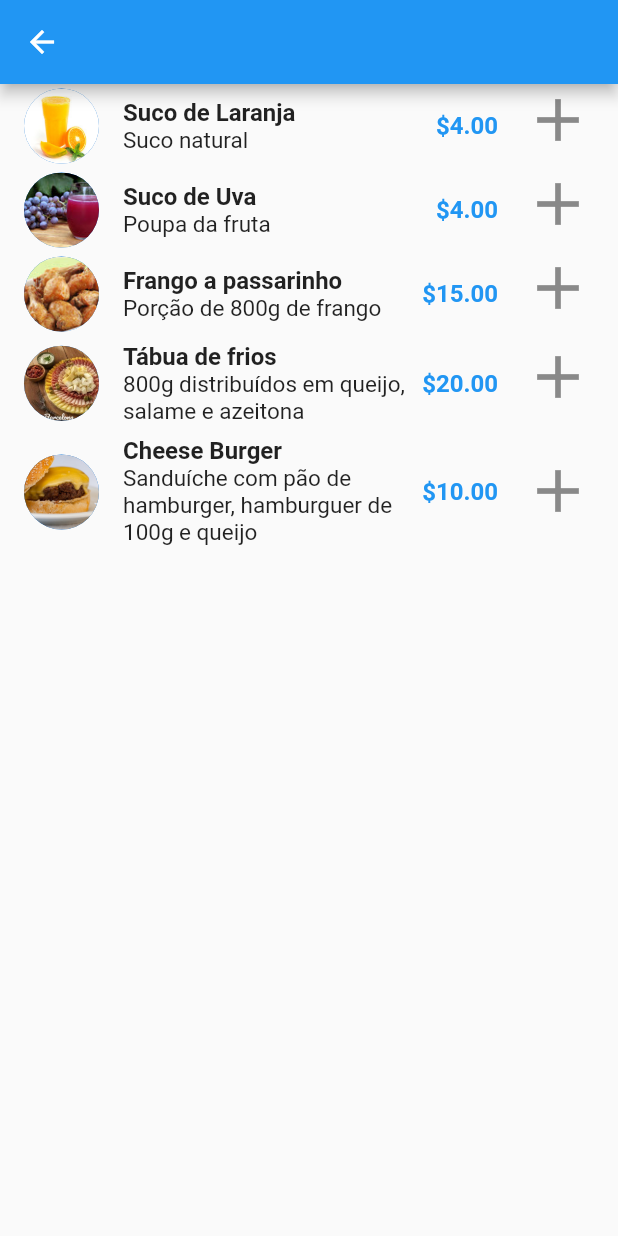
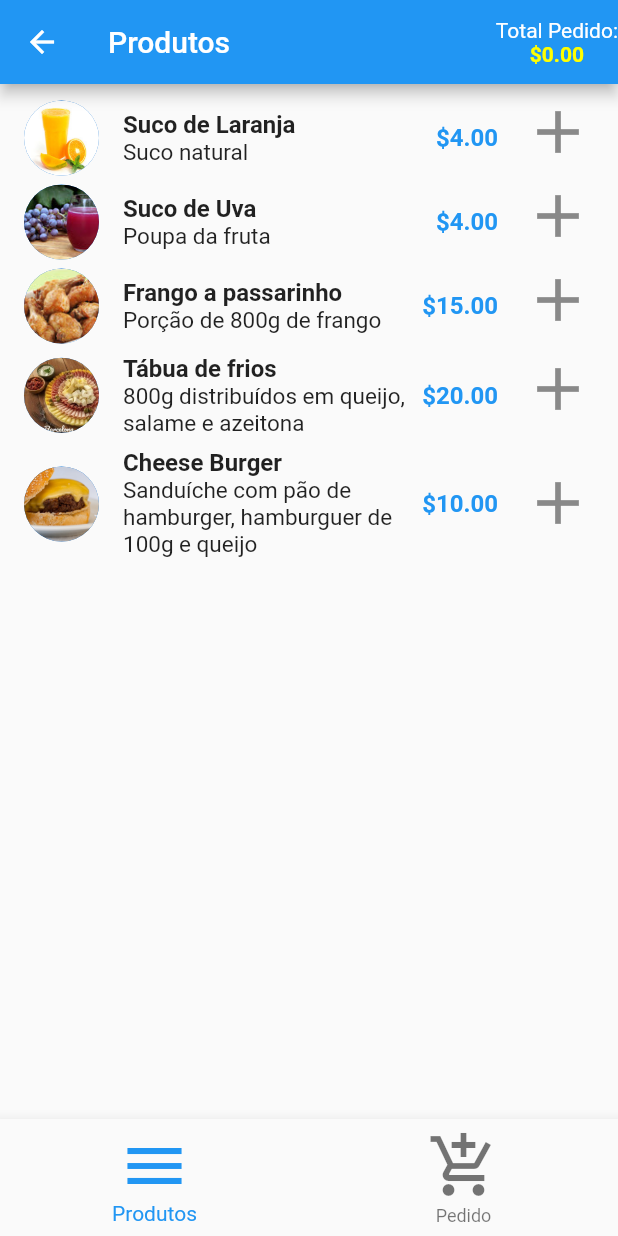
Before and after one commit to evertonfoz/cursosalura, a Flutter app: the HomePage screen opened directly, on a phone screen of 412 x 824 dp. Run offline on Flutter 3.47's test engine with Material 2 defaults, Android fonts, the phone set to English and light mode, and no system bars; our stand-ins replace flutter_mobx, get_it, mobx, numberpicker; generated files the repository leaves out were written again.

Commit message:
Iniciada página de produtos selecionados no App mobx04

```diff
--- a/mobx/mobx_04/lib/main.dart
+++ b/mobx/mobx_04/lib/main.dart
@@ -1,8 +1,11 @@
 import 'package:flutter/material.dart';
+import 'package:get_it/get_it.dart';
+import 'package:mobx04/presentation/pages/home/mobx/home_page_store.dart';
 
 import 'presentation/pages/login/login_page.dart';
 
 void main() {
+  GetIt.I.registerSingleton<HomePageStore>(HomePageStore());
   runApp(MyApp());
 }
 
@@ -11,6 +14,7 @@ class MyApp extends StatelessWidget {
   @override
   Widget build(BuildContext context) {
     return MaterialApp(
+      debugShowCheckedModeBanner: false,
       title: 'Flutter Demo',
       theme: ThemeData(
         primarySwatch: Colors.blue,
--- a/mobx/mobx_04/lib/presentation/pages/home/home_page.dart
+++ b/mobx/mobx_04/lib/presentation/pages/home/home_page.dart
@@ -1,20 +1,61 @@
 import 'package:flutter/cupertino.dart';
 import 'package:flutter/material.dart';
-import 'package:mobx04/data/datasources/produtos_datasource.dart';
-import 'package:mobx04/presentation/pages/home/widgets/listtile_para_produtos_widget.dart';
+import 'package:flutter_mobx/flutter_mobx.dart';
+import 'package:get_it/get_it.dart';
+import 'package:mobx04/presentation/pages/home/mobx/home_page_store.dart';
+import 'package:mobx04/presentation/pages/lista_de_produtos/listadeprodutos_page.dart';
+import 'package:mobx04/presentation/pages/pedido/pedido_page.dart';
 
 class HomePage extends StatelessWidget {
+  final HomePageStore _homePageStore = GetIt.instance.get<HomePageStore>();
+  final List<Widget> _paginas = [
+    ListaDeProdutosPage(),
+    PedidoPage(),
+  ];
   @override
   Widget build(BuildContext context) {
-    return Scaffold(
-      appBar: AppBar(),
-      body: ListView.builder(
-          itemCount: listaDeProdutos.length,
-          itemBuilder: (context, index) {
-            return ListTileParaProdutosWidget(
-              produtoModel: listaDeProdutos[index],
-            );
-          }),
-    );
+    return Observer(builder: (_) {
+      return Scaffold(
+        appBar: AppBar(
+          title: Text(_homePageStore.tituloHomePage),
+          actions: [
+            Column(
+              mainAxisAlignment: MainAxisAlignment.center,
+              children: [
+                Text('Total Pedido:'),
+                Text(
+                  '${_homePageStore.totalPedido}',
+                  style: TextStyle(
+                    color: Colors.yellowAccent,
+                    fontWeight: FontWeight.bold,
+                  ),
+                ),
+              ],
+            ),
+          ],
+        ),
+        body: _paginas[_homePageStore.paginaAtual],
+        bottomNavigationBar: BottomNavigationBar(
+          currentIndex: _homePageStore.paginaAtual,
+          onTap: (index) => _homePageStore.alternarPagina(novaPagina: index),
+          items: [
+            BottomNavigationBarItem(
+              icon: new Icon(
+                Icons.menu,
+                size: 48,
+              ),
+              title: new Text('Produtos'),
+            ),
+            BottomNavigationBarItem(
+              icon: new Icon(
+                Icons.add_shopping_cart,
+                size: 48,
+              ),
+              title: new Text('Pedido'),
+            ),
+          ],
+        ),
+      );
+    });
   }
 }
--- a/mobx/mobx_04/lib/presentation/pages/home/widgets/listtile_para_produtos_widget.dart
+++ b/mobx/mobx_04/lib/presentation/pages/home/widgets/listtile_para_produtos_widget.dart
@@ -1,13 +1,16 @@
 import 'package:flutter/material.dart';
 import 'package:intl/intl.dart';
 import 'package:mobx04/domain/models/produto_model.dart';
-import 'package:numberpicker/numberpicker.dart';
 
 class ListTileParaProdutosWidget extends StatelessWidget {
   final ProdutoModel produtoModel;
+  final Function funcaoDeCallbackParaInserirProduto;
   final formatacaoMonetaria = NumberFormat.simpleCurrency();
 
-  ListTileParaProdutosWidget({@required this.produtoModel});
+  ListTileParaProdutosWidget({
+    @required this.produtoModel,
+    this.funcaoDeCallbackParaInserirProduto,
+  });
 
   @override
   Widget build(BuildContext context) {
@@ -53,22 +56,7 @@ class ListTileParaProdutosWidget extends StatelessWidget {
                 Icons.add,
                 size: 48,
               ),
-              onTap: () async {
-                int quantidade = await showDialog<int>(
-                  barrierDismissible: false,
-                  context: context,
-                  builder: (BuildContext context) {
-                    return NumberPickerDialog.integer(
-                      cancelWidget: Text('Cancelar'),
-                      confirmWidget: Text('Confirmar'),
-                      initialIntegerValue: 1,
-                      minValue: 1,
-                      maxValue: 10,
-                      title: new Text("Quantidade para o item"),
-                    );
-                  },
-                );
-              }),
+              onTap: funcaoDeCallbackParaInserirProduto),
         ],
       ),
     );
--- /dev/null
+++ b/mobx/mobx_04/lib/presentation/pages/lista_de_produtos/listadeprodutos_page.dart
@@ -0,0 +1,41 @@
+import 'package:flutter/material.dart';
+import 'package:get_it/get_it.dart';
+import 'package:mobx04/data/datasources/produtos_datasource.dart';
+import 'package:mobx04/presentation/pages/home/mobx/home_page_store.dart';
+import 'package:mobx04/presentation/pages/home/widgets/listtile_para_produtos_widget.dart';
+import 'package:numberpicker/numberpicker.dart';
+
+class ListaDeProdutosPage extends StatelessWidget {
+  final HomePageStore _homePageStore = GetIt.instance.get<HomePageStore>();
+
+  @override
+  Widget build(BuildContext context) {
+    return ListView.builder(
+        padding: EdgeInsets.symmetric(vertical: 8),
+        itemCount: listaDeProdutos.length,
+        itemBuilder: (context, index) {
+          return ListTileParaProdutosWidget(
+            produtoModel: listaDeProdutos[index],
+            funcaoDeCallbackParaInserirProduto: () async {
+              int quantidade = await showDialog<int>(
+                barrierDismissible: false,
+                context: context,
+                builder: (BuildContext context) {
+                  return NumberPickerDialog.integer(
+                    cancelWidget: Text('Cancelar'),
+                    confirmWidget: Text('Confirmar'),
+                    initialIntegerValue: 1,
+                    minValue: 1,
+                    maxValue: 10,
+                    title: new Text("Quantidade para o item"),
+                  );
+                },
+              );
+              if (quantidade != null)
+                _homePageStore.registrarProduto(
+                    valorProduto: listaDeProdutos[index].valor * quantidade);
+            },
+          );
+        });
+  }
+}
--- a/mobx/mobx_04/pubspec.yaml
+++ b/mobx/mobx_04/pubspec.yaml
@@ -15,6 +15,7 @@ dependencies:
   flutter_mobx: ^1.1.0
   intl: ^0.16.1
   numberpicker: ^1.2.0
+  get_it: ^4.0.2
 
 dev_dependencies:
   build_runner: ^1.9.0
```
Also changed, not shown: mobx/mobx_04/lib/presentation/pages/home/mobx/home_page_store.dart (added, +42 -0 lines), mobx/mobx_04/lib/presentation/pages/home/widgets/dialog_para_quantidade_a_pedir.dart (deleted, +0 -19 lines), mobx/mobx_04/lib/presentation/pages/pedido/pedido_page.dart (added, +19 -0 lines), mobx/mobx_04/lib/presentation/pages/home/mobx/home_page_store.g.dart (added), mobx/mobx_04/pubspec.lock.
